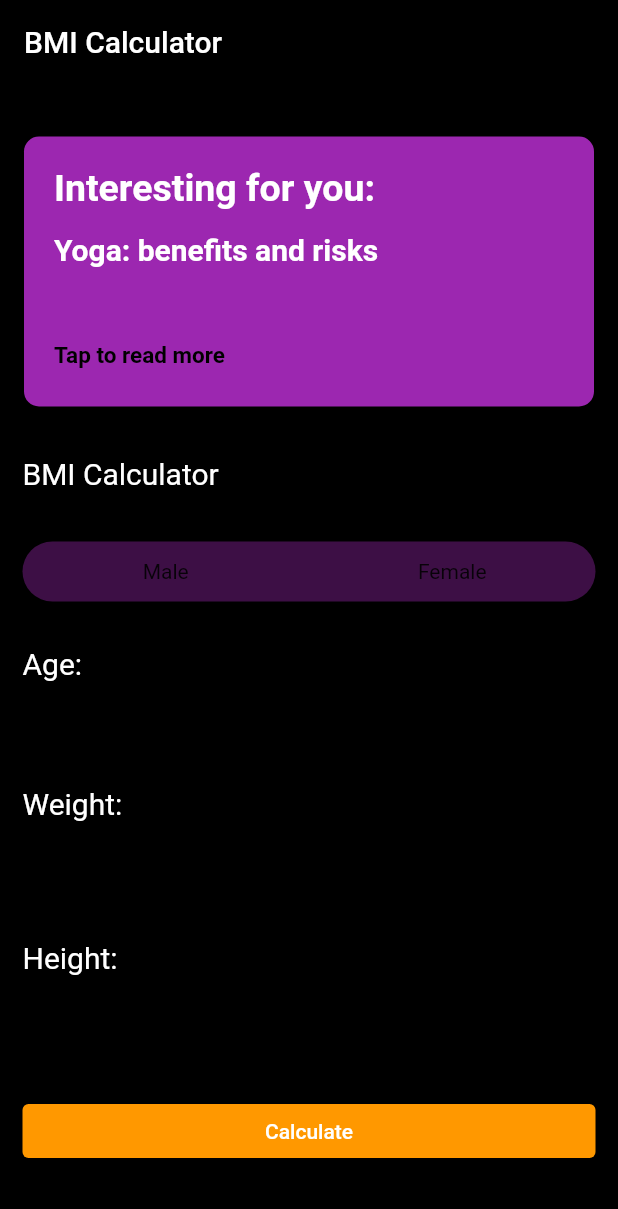
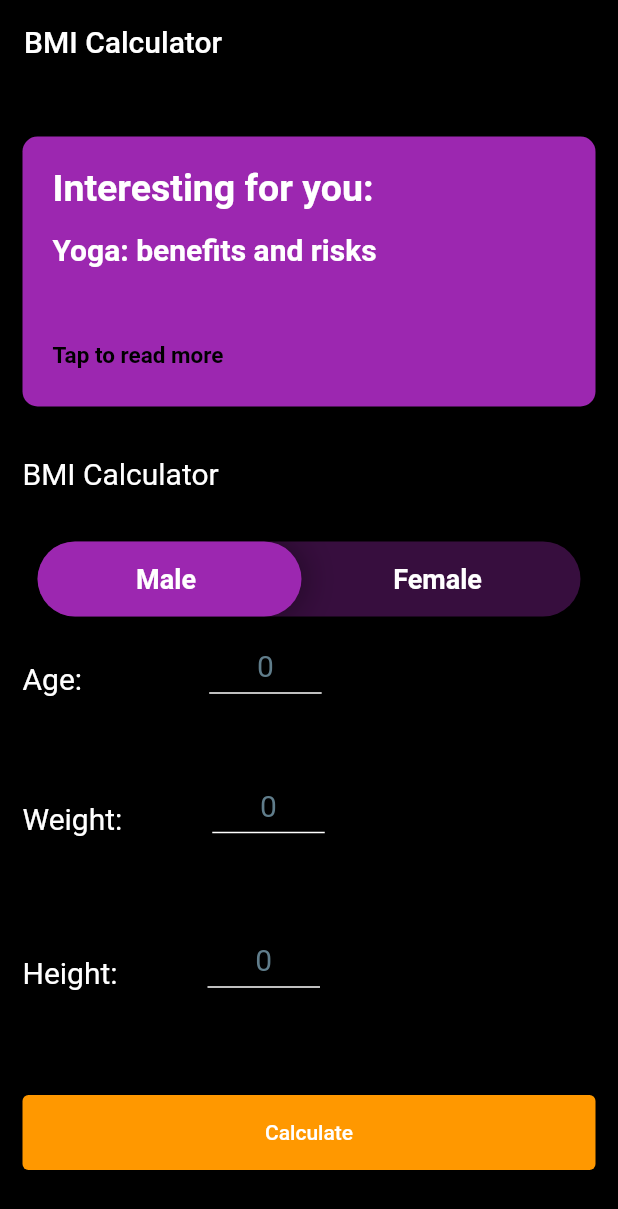
Before and after one commit to harishngt/flutterChallenge, a Flutter app: the screen it shows after launch, on a phone screen of 412 x 824 dp. Shown: the top 1209 px of the screen. Run offline on Flutter 3.47's test engine with Material 2 defaults, Android fonts, the phone set to English and light mode, and no system bars.

Commit message:
Update mainscreen.dart

```diff
--- a/BMIcalculator/lib/mainscreen.dart
+++ b/BMIcalculator/lib/mainscreen.dart
@@ -12,16 +12,37 @@ class homepg extends StatefulWidget {
 }
 
 class _homepgState extends State<homepg> {
-  bool selected = false;
+  String gender = 'male';
+  String defweight = 'Kg';
+  String defheight = 'Metres';
+  late FocusNode myFocusNode;
+  //int age, weight, height;
   @override
+  void initState() {
+    super.initState();
+    myFocusNode = FocusNode();
+  }
+
+  void dispose() {
+    // Clean up the focus node when the Form is disposed.
+    myFocusNode.dispose();
+    super.dispose();
+  }
+
   Widget build(BuildContext context) {
+    double height = MediaQuery.of(context).size.height;
+    double width = MediaQuery.of(context).size.width;
+
     return Scaffold(
       backgroundColor: Colors.black,
       appBar: AppBar(
         title: Text('BMI Calculator'),
         backgroundColor: Colors.black,
       ),
-      body: Container(
+      body: SingleChildScrollView(
+        child: Container(
+          height: height,
+          width: width,
           padding: EdgeInsets.all(15),
           child: Column(
             children: [
@@ -31,7 +52,7 @@ class _homepgState extends State<homepg> {
               Container(
                 padding: EdgeInsetsDirectional.all(20),
                 height: 180,
-              width: 380,
+                width: width,
                 decoration: BoxDecoration(
                     borderRadius: BorderRadius.circular(10.0),
                     color: Colors.purple),
@@ -72,47 +93,69 @@ class _homepgState extends State<homepg> {
               SizedBox(
                 height: 30,
               ),
-            GestureDetector(
+              Container(
+                padding: EdgeInsets.symmetric(horizontal: 10),
+                child: GestureDetector(
                   onTap: () {
-                setState(() {
-                  selected = !selected;
-                });
+                    if (gender == 'male')
+                      gender = 'female';
+                    else
+                      gender = 'male';
+                    setState(() {});
                   },
                   child: Stack(
+                    alignment: Alignment.center,
                     children: [
                       Container(
-                    height: 40,
-                    width: 400,
+                        height: 50,
+                        width: MediaQuery.of(context).size.width,
                         decoration: BoxDecoration(
-                        borderRadius: BorderRadius.circular(20),
-                        color: Colors.purple.withAlpha(100)),
+                          color: Colors.purple.withAlpha(90),
+                          borderRadius: BorderRadius.circular(100),
                         ),
-                  AnimatedPositioned(
-                    duration: Duration(seconds: 1),
+                      ),
+                      AnimatedAlign(
+                        alignment: (gender == 'male')
+                            ? (Alignment.centerLeft)
+                            : (Alignment.centerRight),
+                        duration: Duration(milliseconds: 600),
+                        curve: Curves.fastLinearToSlowEaseIn,
+                        child: Container(
+                          height: 50,
+                          width: (MediaQuery.of(context).size.width / 2) - 30,
+                          decoration: BoxDecoration(
+                            color: Colors.purple,
+                            borderRadius: BorderRadius.circular(100),
+                            boxShadow: [
+                              BoxShadow(
+                                color: Colors.black.withAlpha(120),
+                                offset: Offset(0, 0),
+                                blurRadius: 20,
+                              ),
+                            ],
+                          ),
+                        ),
+                      ),
+                      Container(
                         child: Row(
                           mainAxisAlignment: MainAxisAlignment.spaceAround,
+                          crossAxisAlignment: CrossAxisAlignment.center,
                           children: [
-                        Container(
-                          alignment: Alignment.center,
-                          height: 40,
-                          width: selected ? 200 : 150,
-                          child: Text("Male"),
-                          decoration: BoxDecoration(
-                              borderRadius: BorderRadius.circular(40),
-                              color: selected
-                                  ? Colors.purple
-                                  : Colors.purple.withAlpha(0)),
+                            Text(
+                              'Male',
+                              style: TextStyle(
+                                color: Colors.white,
+                                fontSize: 18,
+                                fontWeight: FontWeight.bold,
                               ),
-                        Container(
-                          alignment: Alignment.center,
-                          height: 40,
-                          width: selected ? 200 : 150,
-                          child: Text("Female"),
-                          decoration: BoxDecoration(
-                            borderRadius: BorderRadius.circular(40),
-                            color: selected
-                                ? Colors.purple
-                                : Colors.purple.withAlpha(0),
+                            ),
+                            Text(
+                              'Female',
+                              textAlign: TextAlign.center,
+                              style: TextStyle(
+                                color: Colors.white,
+                                fontSize: 18,
+                                fontWeight: FontWeight.bold,
                               ),
                             ),
                           ],
@@ -121,32 +164,41 @@ class _homepgState extends State<homepg> {
                     ],
                   ),
                 ),
+              ),
               SizedBox(
                 height: 30,
               ),
               Column(
-              crossAxisAlignment: CrossAxisAlignment.center,
                 children: [
                   Row(
+                    mainAxisAlignment: MainAxisAlignment.start,
                     children: [
                       Text(
-                      'Age:',
+                        'Age:     ',
                         style: TextStyle(color: Colors.white, fontSize: 20),
                       ),
-                    // Expanded(
-                    //   child: TextField(
-                    //     decoration: InputDecoration(
-                    //         enabledBorder: InputBorder(
-                    //             borderSide: BorderSide(
-                    //                 color: Colors.white.withAlpha(0))),
-                    //         focusedBorder: InputBorder(
-                    //             borderSide: BorderSide(color: Colors.white)),
-                    //         border: UnderlineInputBorder(
-                    //             borderSide: BorderSide(
-                    //                 color: Colors.white.withAlpha(0))),
-                    //         hintText: 'Enter Age'),
-                    //   ),
-                    // ),
+                      SizedBox(
+                        width: 60,
+                      ),
+                      Container(
+                        height: 20,
+                        width: 75,
+                        child: TextField(
+                          textAlign: TextAlign.center,
+                          focusNode: myFocusNode,
+                          style: TextStyle(color: Colors.white),
+                          decoration: const InputDecoration(
+                              enabledBorder: UnderlineInputBorder(
+                                  borderSide: BorderSide(
+                                      color: Colors.white, width: 1)),
+                              focusedBorder: UnderlineInputBorder(
+                                  borderSide: BorderSide(
+                                      color: Colors.white, width: 1)),
+                              hintText: '0',
+                              hintStyle: TextStyle(
+                                  fontSize: 20, color: Colors.blueGrey)),
+                        ),
+                      ),
                     ],
                   ),
                   SizedBox(
@@ -157,6 +209,28 @@ class _homepgState extends State<homepg> {
                       Text(
                         'Weight:',
                         style: TextStyle(color: Colors.white, fontSize: 20),
+                      ),
+                      SizedBox(
+                        width: 60,
+                      ),
+                      Container(
+                        height: 20,
+                        width: 75,
+                        child: TextField(
+                          textAlign: TextAlign.center,
+                          focusNode: myFocusNode,
+                          style: TextStyle(color: Colors.white),
+                          decoration: const InputDecoration(
+                              enabledBorder: UnderlineInputBorder(
+                                  borderSide: BorderSide(
+                                      color: Colors.white, width: 1)),
+                              focusedBorder: UnderlineInputBorder(
+                                  borderSide: BorderSide(
+                                      color: Colors.white, width: 1)),
+                              hintText: '0',
+                              hintStyle: TextStyle(
+                                  fontSize: 20, color: Colors.blueGrey)),
+                        ),
                       ),
                     ],
                   ),
@@ -169,13 +243,36 @@ class _homepgState extends State<homepg> {
                         'Height:',
                         style: TextStyle(color: Colors.white, fontSize: 20),
                       ),
+                      SizedBox(
+                        width: 60,
+                      ),
+                      Container(
+                        height: 20,
+                        width: 75,
+                        child: TextField(
+                          textAlign: TextAlign.center,
+                          focusNode: myFocusNode,
+                          style: TextStyle(color: Colors.white),
+                          decoration: const InputDecoration(
+                              enabledBorder: UnderlineInputBorder(
+                                  borderSide: BorderSide(
+                                      color: Colors.white, width: 1)),
+                              focusedBorder: UnderlineInputBorder(
+                                  borderSide: BorderSide(
+                                      color: Colors.white, width: 1)),
+                              hintText: '0',
+                              hintStyle: TextStyle(
+                                  fontSize: 20, color: Colors.blueGrey)),
+                        ),
+                      ),
                     ],
                   ),
                   SizedBox(
-                  height: 80,
+                    height: 70,
                   ),
                   SizedBox(
-                    width: 400,
+                      width: width,
+                      height: 50,
                       child: TextButton(
                           onPressed: () {},
                           style: ButtonStyle(
@@ -185,8 +282,9 @@ class _homepgState extends State<homepg> {
                                   MaterialStateProperty.all(Colors.white)),
                           child: Text('Calculate'))),
                 ],
-            )
+              ),
             ],
+          ),
         ),
       ),
     );
```
Lines whose indentation alone changed are shown as unchanged.
